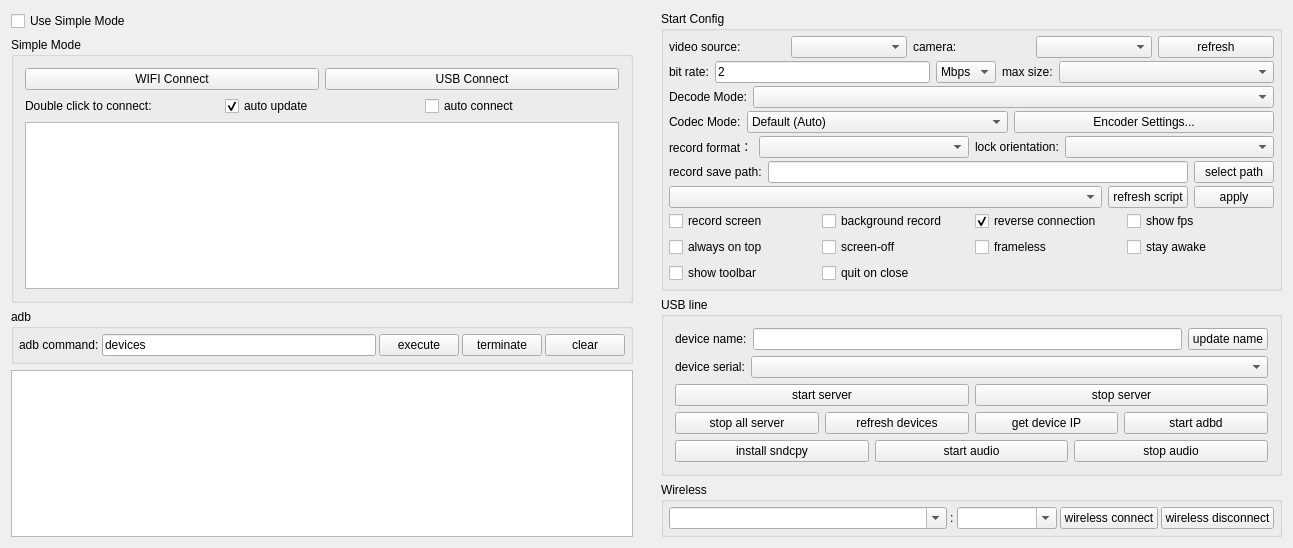
Before: the Qt Designer form QtScrcpy/ui/dialog.ui in bytiby2402-dotcom/QtScrcpy-AutoConnect, drawn with Qt 5.
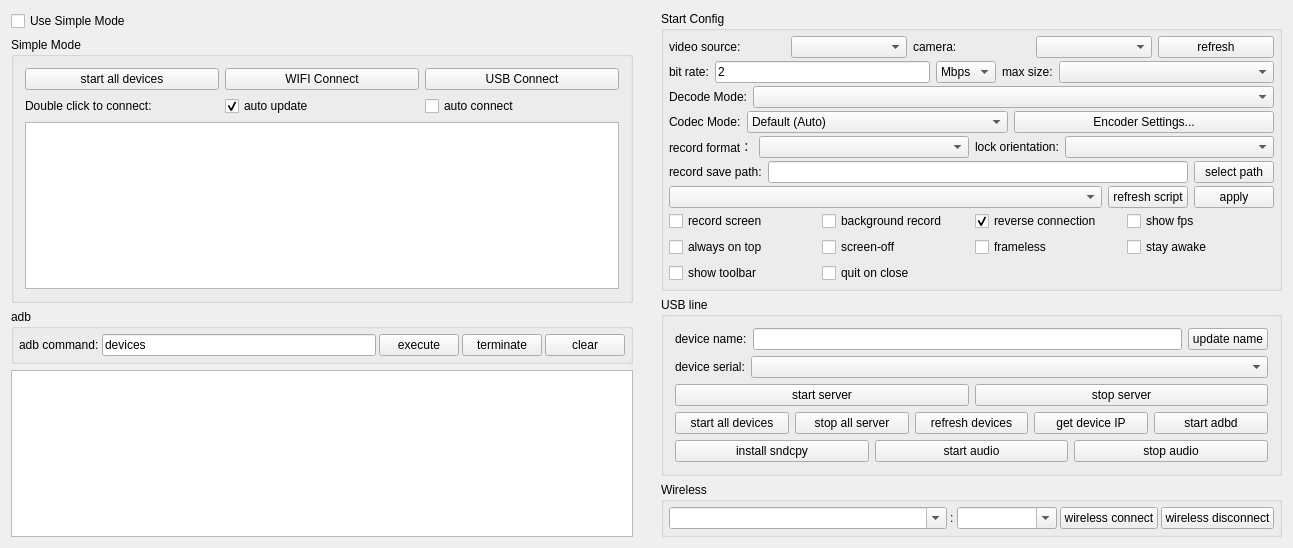
After: the same form once the commit is applied.

Commit message: Fix unplugged window remaining open, increase readInfo timeout to 8s, and add start all devices button

```diff
--- a/QtScrcpy/ui/dialog.ui
+++ b/QtScrcpy/ui/dialog.ui
@@ -71,6 +71,19 @@
         <layout class="QVBoxLayout" name="verticalLayout_4">
          <item>
           <layout class="QHBoxLayout" name="horizontalLayout_9">
+           <item>
+            <widget class="QPushButton" name="btnKidotuti">
+             <property name="sizePolicy">
+              <sizepolicy hsizetype="Preferred" vsizetype="Maximum">
+               <horstretch>0</horstretch>
+               <verstretch>0</verstretch>
+              </sizepolicy>
+             </property>
+             <property name="text">
+              <string>start all devices</string>
+             </property>
+            </widget>
+           </item>
            <item>
             <widget class="QPushButton" name="wifiConnectBtn">
              <property name="sizePolicy">
@@ -1137,6 +1150,19 @@
             <property name="bottomMargin">
              <number>0</number>
             </property>
+            <item>
+             <widget class="QPushButton" name="startAllServerBtn">
+              <property name="sizePolicy">
+               <sizepolicy hsizetype="Preferred" vsizetype="Preferred">
+                <horstretch>0</horstretch>
+                <verstretch>0</verstretch>
+               </sizepolicy>
+              </property>
+              <property name="text">
+               <string>start all devices</string>
+              </property>
+             </widget>
+            </item>
             <item>
              <widget class="QPushButton" name="stopAllServerBtn">
               <property name="sizePolicy">
```
The commit also changes 7 other files.
